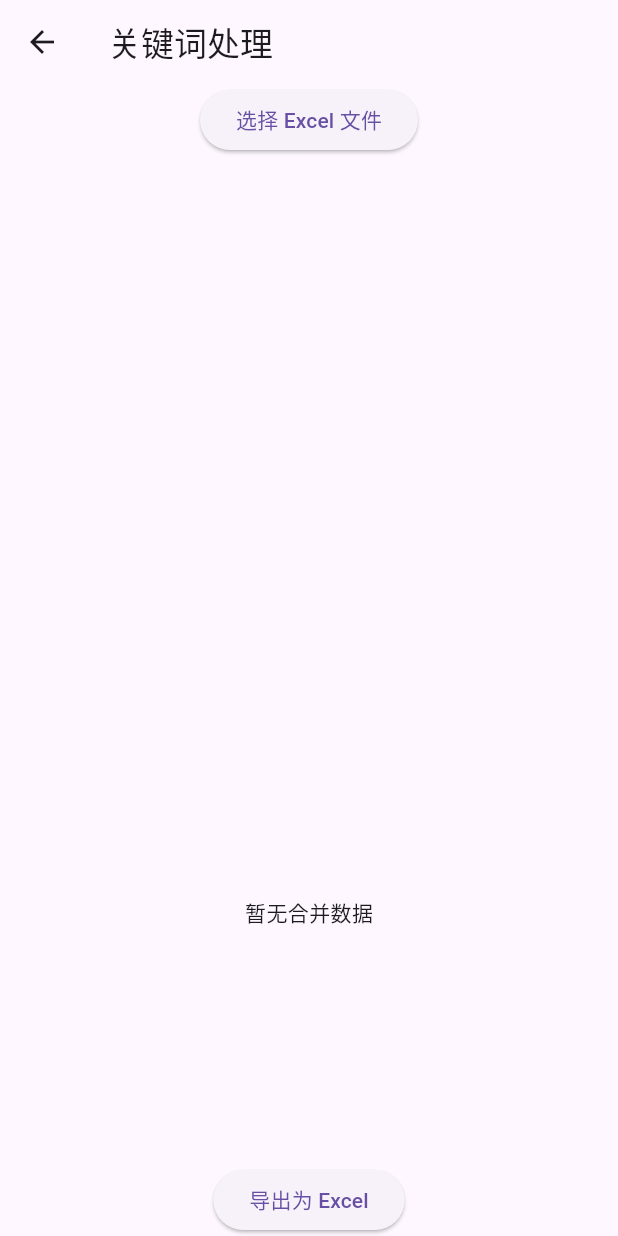
After one commit to abab326/e_commerce_tools, a Flutter app: the KeywordProcessor screen opened directly, on a phone screen of 412 x 824 dp. The commit adds this screen. Run offline on Flutter 3.47's test engine with Material 3 defaults, Android fonts, the phone set to English and light mode, and no system bars; our stand-ins replace file_picker, reorderable_grid_view; missing offline and left inert: flutter_excel, syncfusion_flutter_xlsio.

Commit message:
feat: 添加Excel处理功能并重构主页导航
- 新增Excel解析工具类，支持读取和导出Excel文件
- 添加关键词处理页面和Excel处理页面
- 重构主页导航菜单，移除无用选项
- 更新图片处理器，优化图片保存逻辑
- 添加相关依赖库支持Excel操作

```diff
--- /dev/null
+++ b/lib/pages/keyword_processor.dart
@@ -0,0 +1,109 @@
+import 'dart:io';
+import 'package:flutter/material.dart';
+import 'package:file_picker/file_picker.dart';
+import '../utils/ExcelParser.dart';
+
+class KeywordProcessor extends StatefulWidget {
+  const KeywordProcessor({Key? key}) : super(key: key);
+
+  @override
+  _KeywordProcessorState createState() => _KeywordProcessorState();
+}
+
+class _KeywordProcessorState extends State<KeywordProcessor> {
+  List<File> selectedFiles = [];
+  List<Map<String, dynamic>> mergedData = [];
+
+  Future<void> selectFiles() async {
+    FilePickerResult? result = await FilePicker.platform.pickFiles(
+      type: FileType.custom,
+      allowedExtensions: ['xlsx', 'xls'],
+      allowMultiple: true,
+    );
+
+    if (result != null) {
+      setState(() {
+        selectedFiles = result.paths.map((path) => File(path!)).toList();
+      });
+      await parseFiles();
+    }
+  }
+
+  Future<void> parseFiles() async {
+    mergedData = [];
+    for (var file in selectedFiles) {
+      var bytes = await file.readAsBytes();
+      var data = await ExcelParser.readExcelByBytes(bytes);
+      mergedData.addAll(data);
+    }
+    setState(() {});
+  }
+
+  Future<void> exportToExcel() async {
+    // 这里需要实现导出 Excel 的逻辑
+  }
+
+  @override
+  Widget build(BuildContext context) {
+    return Scaffold(
+      appBar: AppBar(title: const Text('关键词处理')),
+      body: Column(
+        children: [
+          ElevatedButton(
+            onPressed: selectFiles,
+            child: const Text('选择 Excel 文件'),
+          ),
+          Expanded(
+            child: ListView.builder(
+              itemCount: selectedFiles.length,
+              itemBuilder: (context, index) {
+                return ListTile(
+                  title: Text(selectedFiles[index].path.split('/').last),
+                );
+              },
+            ),
+          ),
+          if (mergedData.isNotEmpty)
+            Expanded(
+              child: SingleChildScrollView(
+                scrollDirection: Axis.vertical,
+                child: DataTable(
+                    columnSpacing: 4,
+                    horizontalMargin: 16,
+                    columns: mergedData[0].keys
+                        .map(
+                          (key) => DataColumn(
+                            label: Text(key),
+                            columnWidth: FlexColumnWidth(),
+                            numeric: false,
+                            onSort: (int columnIndex, bool ascending) {
+                              // 这里可以添加排序逻辑
+                            },
+                          ),
+                        )
+                        .toList(),
+                    rows: mergedData
+                        .map(
+                          (data) => DataRow(
+                            cells: data.values
+                                .map(
+                                  (value) => DataCell(Text(value.toString())),
+                                )
+                                .toList(),
+                          ),
+                        )
+                        .toList(),
+                  ),
+              ),
+            )
+          else
+            Expanded(child: Center(child: Text('暂无合并数据'))),
+          ElevatedButton(
+            onPressed: exportToExcel,
+            child: const Text('导出为 Excel'),
+          ),
+        ],
+      ),
+    );
+  }
+}
--- a/pubspec.yaml
+++ b/pubspec.yaml
@@ -13,6 +13,9 @@ dependencies:
   path_provider: ^2.1.5
   path: ^1.8.0
   reorderable_grid_view: ^2.2.8
+  syncfusion_flutter_xlsio : ^29.2.10
+  flutter_excel: ^1.0.1
+  intl: ^0.20.2
 
 dev_dependencies:
   flutter_test:
```
Also changed, not shown: lib/beans/product.dart (added, +102 -0 lines), lib/pages/excel_page.dart (added, +39 -0 lines), lib/pages/home.dart (+11 -52 lines), lib/pages/image_processor.dart (+43 -43 lines), lib/utils/ExcelParser.dart (added, +102 -0 lines), pubspec.lock.
